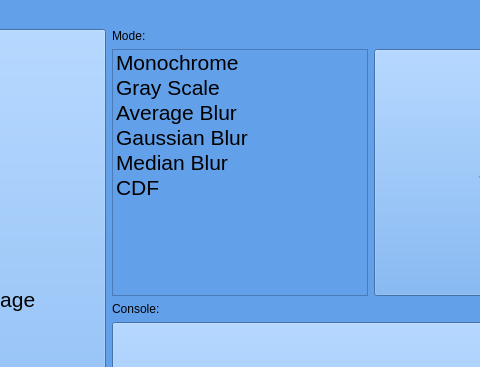
Old version of the form rootwindow.ui in the repository ariaamadeus/Image-Processing; both pictures show x 160 to 640 and y 0 to 367 of the 800 by 600 pixel window.
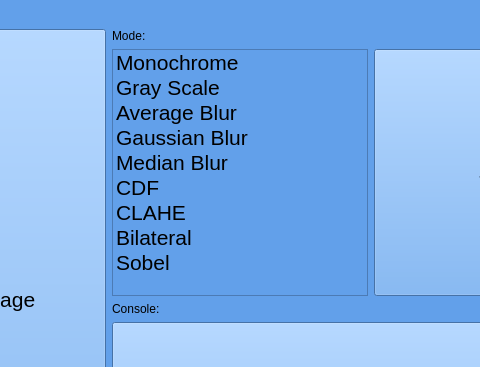
New version of the form.

Commit message: clahe, bltr, sobel

The edit to the form file:
```diff
--- a/rootwindow.ui
+++ b/rootwindow.ui
@@ -132,6 +132,36 @@
             </font>
            </property>
           </item>
+          <item>
+           <property name="text">
+            <string>CLAHE</string>
+           </property>
+           <property name="font">
+            <font>
+             <pointsize>16</pointsize>
+            </font>
+           </property>
+          </item>
+          <item>
+           <property name="text">
+            <string>Bilateral</string>
+           </property>
+           <property name="font">
+            <font>
+             <pointsize>16</pointsize>
+            </font>
+           </property>
+          </item>
+          <item>
+           <property name="text">
+            <string>Sobel</string>
+           </property>
+           <property name="font">
+            <font>
+             <pointsize>16</pointsize>
+            </font>
+           </property>
+          </item>
          </widget>
         </item>
         <item>
```
Left out of the diff: 28 changed lines with no effect on the pictures. The commit also changes 6 other files.
